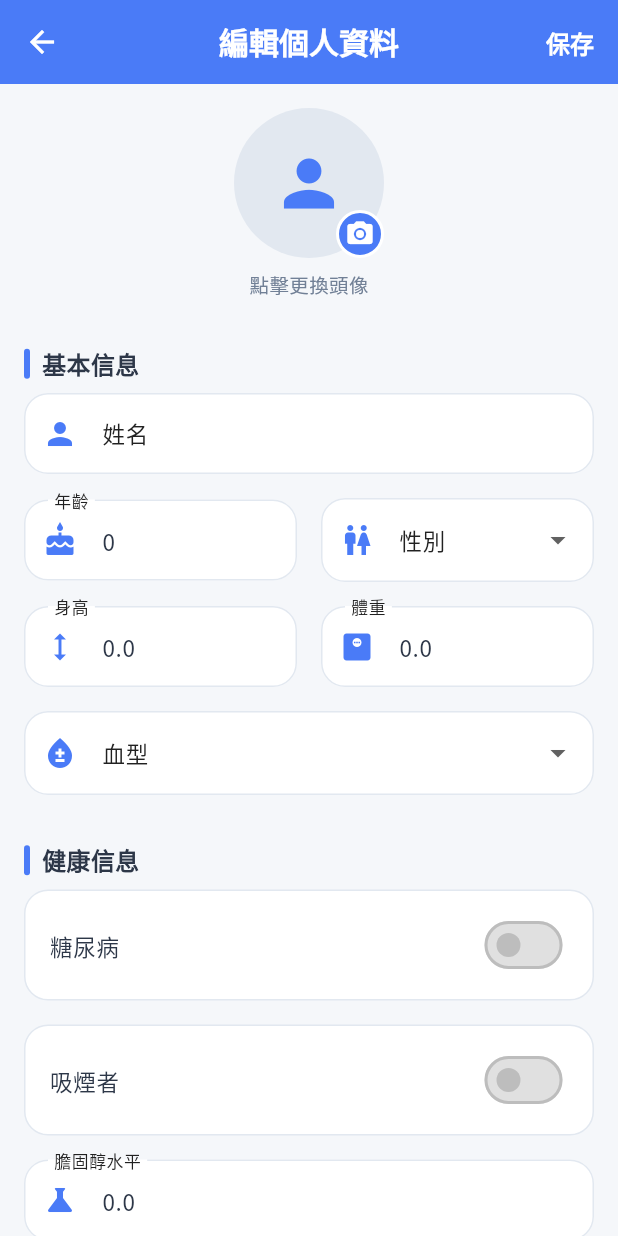
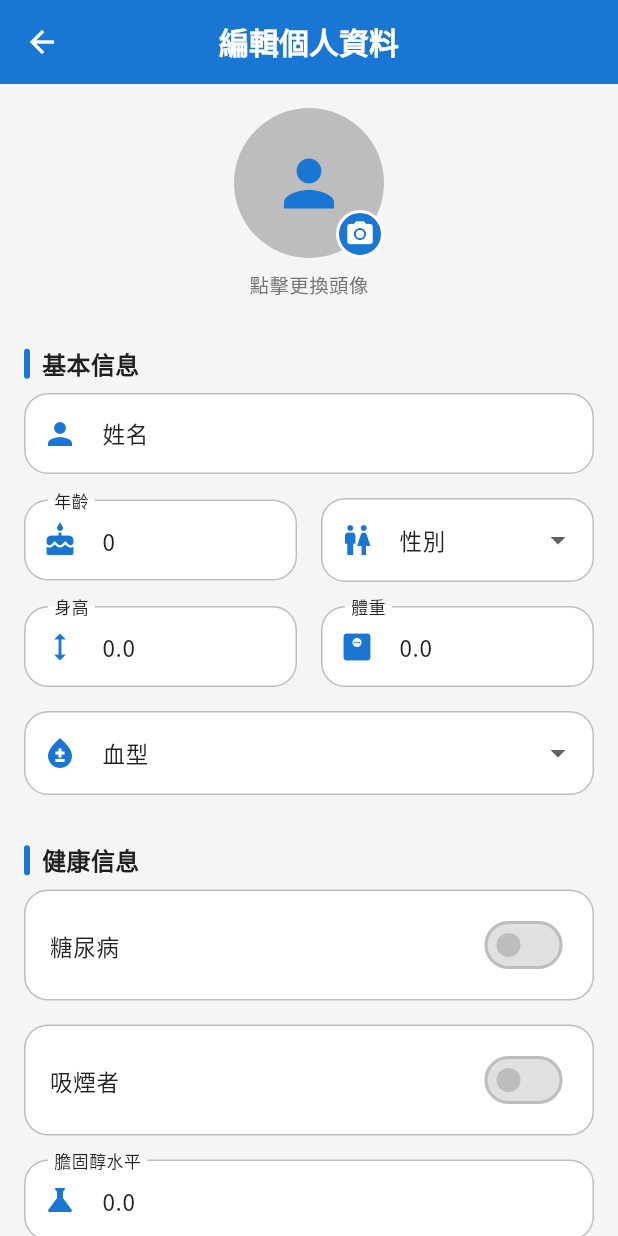
Before and after one commit to firstfu/blood_pressure_app, a Flutter app: the EditProfilePage screen opened directly with empty values, on a phone screen of 412 x 824 dp. Run offline on Flutter 3.47's test engine with Material 3 defaults, Android fonts, the phone set to English and light mode, and no system bars; our stand-ins replace csv, fl_chart, image_picker, in_app_review, package_info_plus, pdf and 2 more; missing offline and left inert: app_settings, excel; accounts and stored records are empty.

Commit message:
調整應用程式各頁面的主題顏色設定，將硬編碼顏色替換為主題顏色，以提升應用的一致性與可維護性。更新了關於應用、編輯個人資料、幫助與反饋、隱私政策、隱私設定及使用條款頁面的 AppBar 和背景顏色設定。

```diff
--- a/lib/views/my/about_app/about_app_page.dart
+++ b/lib/views/my/about_app/about_app_page.dart
@@ -55,8 +55,8 @@ class _AboutAppPageState extends State<AboutAppPage> {
       appBar: AppBar(
         title: Text(context.tr('關於應用')),
         centerTitle: true,
-        backgroundColor: theme.primaryColor,
-        foregroundColor: Colors.white,
+        backgroundColor: theme.appBarTheme.backgroundColor,
+        foregroundColor: theme.appBarTheme.foregroundColor,
         elevation: 0,
       ),
       body: Container(
--- a/lib/views/my/edit_profile/edit_profile_page.dart
+++ b/lib/views/my/edit_profile/edit_profile_page.dart
@@ -50,15 +50,6 @@ class _EditProfilePageState extends State<EditProfilePage> {
   final double _borderRadius = 16.0;
   final double _spacing = 16.0;
   final double _smallSpacing = 8.0;
-
-  // 主色調
-  final Color _primaryColor = const Color(0xFF4A7BF7);
-  final Color _backgroundColor = const Color(0xFFF5F7FA);
-  final Color _cardColor = Colors.white;
-  final Color _textColor = const Color(0xFF2D3748);
-  final Color _secondaryTextColor = const Color(0xFF718096);
-  final Color _borderColor = const Color(0xFFE2E8F0);
-  final Color _iconColor = const Color(0xFF4A7BF7);
 
   // 字體大小
   final double _titleFontSize = 20.0;
@@ -258,7 +249,7 @@ class _EditProfilePageState extends State<EditProfilePage> {
         ScaffoldMessenger.of(context).showSnackBar(
           SnackBar(
             content: Text(context.tr('個人資料已更新')),
-            backgroundColor: _primaryColor,
+            backgroundColor: Theme.of(context).primaryColor,
             behavior: SnackBarBehavior.floating,
             shape: RoundedRectangleBorder(borderRadius: BorderRadius.circular(10)),
             margin: const EdgeInsets.all(16),
@@ -271,23 +262,26 @@ class _EditProfilePageState extends State<EditProfilePage> {
 
   @override
   Widget build(BuildContext context) {
+    final theme = Theme.of(context);
+    final brightness = theme.brightness;
+
     return Scaffold(
-      backgroundColor: _backgroundColor,
+      backgroundColor: theme.scaffoldBackgroundColor,
       appBar: AppBar(
-        backgroundColor: _primaryColor,
+        backgroundColor: theme.appBarTheme.backgroundColor,
+        foregroundColor: theme.appBarTheme.foregroundColor,
         elevation: 0,
-        systemOverlayStyle: const SystemUiOverlayStyle(statusBarColor: Colors.transparent, statusBarIconBrightness: Brightness.light),
-        title: Text(context.tr('編輯個人資料'), style: TextStyle(color: Colors.white, fontWeight: FontWeight.bold, fontSize: _titleFontSize)),
+        systemOverlayStyle: SystemUiOverlayStyle(
+          statusBarColor: Colors.transparent,
+          statusBarIconBrightness: brightness == Brightness.light ? Brightness.dark : Brightness.light,
+          statusBarBrightness: brightness == Brightness.light ? Brightness.light : Brightness.dark,
+        ),
+        title: Text(context.tr('編輯個人資料'), style: TextStyle(fontWeight: FontWeight.bold, fontSize: _titleFontSize)),
         centerTitle: true,
-        actions: [
-          TextButton(
-            onPressed: _saveProfile,
-            child: Text(context.tr('保存'), style: const TextStyle(color: Colors.white, fontWeight: FontWeight.bold)),
-          ),
-        ],
+        actions: [TextButton(onPressed: _saveProfile, child: Text(context.tr('保存'), style: TextStyle(fontWeight: FontWeight.bold)))],
       ),
       body: Container(
-        color: _backgroundColor,
+        color: theme.scaffoldBackgroundColor,
         child: SingleChildScrollView(
           padding: const EdgeInsets.all(16),
           child: Form(
@@ -305,9 +299,9 @@ class _EditProfilePageState extends State<EditProfilePage> {
                           children: [
                             CircleAvatar(
                               radius: 50,
-                              backgroundColor: _borderColor,
+                              backgroundColor: Theme.of(context).dividerColor,
                               backgroundImage: _getAvatarImage(),
-                              child: _avatarFile == null ? Icon(Icons.person, size: 50, color: _primaryColor) : null,
+                              child: _avatarFile == null ? Icon(Icons.person, size: 50, color: Theme.of(context).primaryColor) : null,
                             ),
                             Positioned(
                               right: 0,
@@ -315,18 +309,18 @@ class _EditProfilePageState extends State<EditProfilePage> {
                               child: Container(
                                 padding: const EdgeInsets.all(4),
                                 decoration: BoxDecoration(
-                                  color: _primaryColor,
+                                  color: theme.primaryColor,
                                   shape: BoxShape.circle,
-                                  border: Border.all(color: Colors.white, width: 2),
+                                  border: Border.all(color: theme.cardColor, width: 2),
                                 ),
-                                child: const Icon(Icons.camera_alt, color: Colors.white, size: 20),
+                                child: Icon(Icons.camera_alt, color: theme.colorScheme.onPrimary, size: 20),
                               ),
                             ),
                           ],
                         ),
                       ),
                       SizedBox(height: _smallSpacing),
-                      Text(context.tr('點擊更換頭像'), style: TextStyle(color: _secondaryTextColor, fontSize: _smallFontSize)),
+                      Text(context.tr('點擊更換頭像'), style: TextStyle(color: Theme.of(context).textTheme.bodySmall?.color, fontSize: _smallFontSize)),
                       SizedBox(height: _spacing),
                     ],
                   ),
@@ -507,9 +501,12 @@ class _EditProfilePageState extends State<EditProfilePage> {
       margin: EdgeInsets.only(top: _spacing, bottom: _smallSpacing),
       child: Row(
         children: [
-          Container(width: 4, height: 20, decoration: BoxDecoration(color: _primaryColor, borderRadius: BorderRadius.circular(2))),
+          Container(width: 4, height: 20, decoration: BoxDecoration(color: Theme.of(context).primaryColor, borderRadius: BorderRadius.circular(2))),
           SizedBox(width: _smallSpacing),
-          Text(title, style: TextStyle(fontSize: _sectionTitleFontSize, fontWeight: FontWeight.bold, color: _textColor)),
+          Text(
+            title,
+            style: TextStyle(fontSize: _sectionTitleFontSize, fontWeight: FontWeight.bold, color: Theme.of(context).textTheme.bodyLarge?.color),
+          ),
         ],
       ),
     );
@@ -533,18 +530,24 @@ class _EditProfilePageState extends State<EditProfilePage> {
         decoration: InputDecoration(
           labelText: label,
           hintText: hint,
-          prefixIcon: Icon(icon, color: _iconColor),
-          border: OutlineInputBorder(borderRadius: BorderRadius.circular(_borderRadius), borderSide: BorderSide(color: _borderColor)),
-          enabledBorder: OutlineInputBorder(borderRadius: BorderRadius.circular(_borderRadius), borderSide: BorderSide(color: _borderColor)),
+          prefixIcon: Icon(icon, color: Theme.of(context).primaryColor),
+          border: OutlineInputBorder(
+            borderRadius: BorderRadius.circular(_borderRadius),
+            borderSide: BorderSide(color: Theme.of(context).dividerColor),
+          ),
+          enabledBorder: OutlineInputBorder(
+            borderRadius: BorderRadius.circular(_borderRadius),
+            borderSide: BorderSide(color: Theme.of(context).dividerColor),
+          ),
           focusedBorder: OutlineInputBorder(
             borderRadius: BorderRadius.circular(_borderRadius),
-            borderSide: BorderSide(color: _primaryColor, width: 1.5),
+            borderSide: BorderSide(color: Theme.of(context).primaryColor, width: 1.5),
           ),
           filled: true,
-          fillColor: _cardColor,
+          fillColor: Theme.of(context).cardColor,
           contentPadding: const EdgeInsets.symmetric(horizontal: 16, vertical: 16),
         ),
-        style: TextStyle(fontSize: _contentFontSize, color: _textColor),
+        style: TextStyle(fontSize: _contentFontSize, color: Theme.of(context).textTheme.bodyLarge?.color),
         keyboardType: keyboardType,
         inputFormatters: inputFormatters,
         validator: validator,
@@ -567,19 +570,25 @@ class _EditProfilePageState extends State<EditProfilePage> {
         value: value,
         decoration: InputDecoration(
           labelText: label,
-          prefixIcon: Icon(icon, color: _iconColor),
-          border: OutlineInputBorder(borderRadius: BorderRadius.circular(_borderRadius), borderSide: BorderSide(color: _borderColor)),
-          enabledBorder: OutlineInputBorder(borderRadius: BorderRadius.circular(_borderRadius), borderSide: BorderSide(color: _borderColor)),
+          prefixIcon: Icon(icon, color: Theme.of(context).primaryColor),
+          border: OutlineInputBorder(
+            borderRadius: BorderRadius.circular(_borderRadius),
+            borderSide: BorderSide(color: Theme.of(context).dividerColor),
+          ),
+          enabledBorder: OutlineInputBorder(
+            borderRadius: BorderRadius.circular(_borderRadius),
+            borderSide: BorderSide(color: Theme.of(context).dividerColor),
+          ),
           focusedBorder: OutlineInputBorder(
             borderRadius: BorderRadius.circular(_borderRadius),
-            borderSide: BorderSide(color: _primaryColor, width: 1.5),
+            borderSide: BorderSide(color: Theme.of(context).primaryColor, width: 1.5),
           ),
           filled: true,
-          fillColor: _cardColor,
+          fillColor: Theme.of(context).cardColor,
           contentPadding: const EdgeInsets.symmetric(horizontal: 16, vertical: 16),
         ),
-        style: TextStyle(fontSize: _contentFontSize, color: _textColor),
-        dropdownColor: _cardColor,
+        style: TextStyle(fontSize: _contentFontSize, color: Theme.of(context).textTheme.bodyLarge?.color),
+        dropdownColor: Theme.of(context).cardColor,
         items: items,
         onChanged: onChanged,
       ),
@@ -590,12 +599,19 @@ class _EditProfilePageState extends State<EditProfilePage> {
   Widget _buildSwitchOption({required String title, required String subtitle, required bool value, required Function(bool) onChanged}) {
     return Container(
       margin: EdgeInsets.only(bottom: _spacing),
-      decoration: BoxDecoration(color: _cardColor, borderRadius: BorderRadius.circular(_borderRadius), border: Border.all(color: _borderColor)),
+      decoration: BoxDecoration(
+        color: Theme.of(context).cardColor,
+        borderRadius: BorderRadius.circular(_borderRadius),
+        border: Border.all(color: Theme.of(context).dividerColor),
+      ),
       child: SwitchListTile(
-        title: Text(title, style: TextStyle(fontSize: _contentFontSize, color: _textColor)),
-        subtitle: subtitle.isNotEmpty ? Text(subtitle, style: TextStyle(fontSize: _smallFontSize, color: _secondaryTextColor)) : null,
+        title: Text(title, style: TextStyle(fontSize: _contentFontSize, color: Theme.of(context).textTheme.bodyLarge?.color)),
+        subtitle:
+            subtitle.isNotEmpty
+                ? Text(subtitle, style: TextStyle(fontSize: _smallFontSize, color: Theme.of(context).textTheme.bodySmall?.color))
+                : null,
         value: value,
-        activeColor: _primaryColor,
+        activeColor: Theme.of(context).primaryColor,
         contentPadding: const EdgeInsets.symmetric(horizontal: 16, vertical: 8),
         onChanged: onChanged,
       ),
@@ -611,12 +627,12 @@ class _EditProfilePageState extends State<EditProfilePage> {
       child: ElevatedButton(
         onPressed: onPressed,
         style: ElevatedButton.styleFrom(
-          backgroundColor: isPrimary ? _primaryColor : Colors.transparent,
-          foregroundColor: isPrimary ? Colors.white : _primaryColor,
+          backgroundColor: isPrimary ? Theme.of(context).primaryColor : Colors.transparent,
+          foregroundColor: isPrimary ? Theme.of(context).colorScheme.onPrimary : Theme.of(context).primaryColor,
           elevation: isPrimary ? 2 : 0,
           shape: RoundedRectangleBorder(
             borderRadius: BorderRadius.circular(_borderRadius),
-            side: isPrimary ? BorderSide.none : BorderSide(color: _primaryColor),
+            side: isPrimary ? BorderSide.none : BorderSide(color: Theme.of(context).primaryColor),
           ),
         ),
         child: Text(text, style: TextStyle(fontSize: 16, fontWeight: FontWeight.bold)),
--- a/lib/views/my/privacy_policy/privacy_policy_page.dart
+++ b/lib/views/my/privacy_policy/privacy_policy_page.dart
@@ -19,8 +19,8 @@ class PrivacyPolicyPage extends StatelessWidget {
       appBar: AppBar(
         title: Text(context.tr('Privacy Policy')),
         centerTitle: true,
-        backgroundColor: theme.primaryColor,
-        foregroundColor: Colors.white,
+        backgroundColor: theme.appBarTheme.backgroundColor,
+        foregroundColor: theme.appBarTheme.foregroundColor,
         elevation: 0,
       ),
       body: Container(
--- a/lib/views/my/terms_of_use/terms_of_use_page.dart
+++ b/lib/views/my/terms_of_use/terms_of_use_page.dart
@@ -19,8 +19,8 @@ class TermsOfUsePage extends StatelessWidget {
       appBar: AppBar(
         title: Text(context.tr('Terms of Use')),
         centerTitle: true,
-        backgroundColor: theme.primaryColor,
-        foregroundColor: Colors.white,
+        backgroundColor: theme.appBarTheme.backgroundColor,
+        foregroundColor: theme.appBarTheme.foregroundColor,
         elevation: 0,
       ),
       body: Container(
--- a/lib/views/my/theme_settings/theme_settings_page.dart
+++ b/lib/views/my/theme_settings/theme_settings_page.dart
@@ -148,7 +148,7 @@ class _ThemeSettingsPageState extends State<ThemeSettingsPage> {
                     border: Border.all(color: theme.cardColor, width: 2),
                     boxShadow: [BoxShadow(color: themeColor['color'].withAlpha(100), blurRadius: 4, spreadRadius: 1)],
                   ),
-                  child: isSelected ? const Icon(Icons.check, color: Colors.white, size: 20) : null,
+                  child: isSelected ? Icon(Icons.check, color: theme.colorScheme.onPrimary, size: 20) : null,
                 ),
                 const SizedBox(height: 8),
                 Text(
```
Also changed, not shown: lib/views/my/help_feedback/help_feedback_page.dart (+16 -15 lines), lib/views/my/privacy_settings/privacy_settings_page.dart (+14 -11 lines), lib/views/record/record_page.dart (+12 -4 lines).
